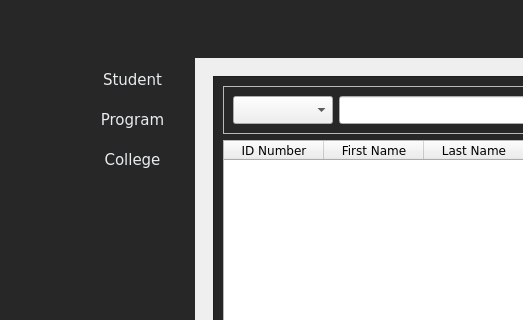
Above: main_screen.ui from brexer/ccc151-ssis before the change; both pictures show x 0 to 523 and y 0 to 320 of the 1155 by 600 pixel window. Below: the same form after it.
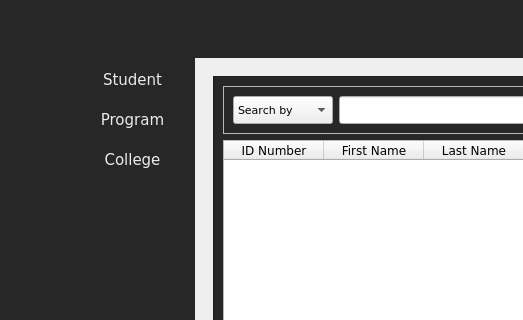
That is the form after the change. The open tabs and pages were chosen to show the change. Icons and pictures are not drawn.

Commit message: added features: added tooltips for buttons without label fix: fixed dialog popping up when search bar has no text

The edit to the form file:
```diff
--- a/main_screen.ui
+++ b/main_screen.ui
@@ -703,10 +703,11 @@
                       <property name="font">
                        <font>
                         <family>Verdana</family>
+                        <pointsize>8</pointsize>
                        </font>
                       </property>
                       <property name="placeholderText">
-                       <string>Search..</string>
+                       <string/>
                       </property>
                       <item>
                        <property name="text">
```
Left out of the diff: 8 changed lines with no effect on the pictures. The commit also changes 6 other files.
